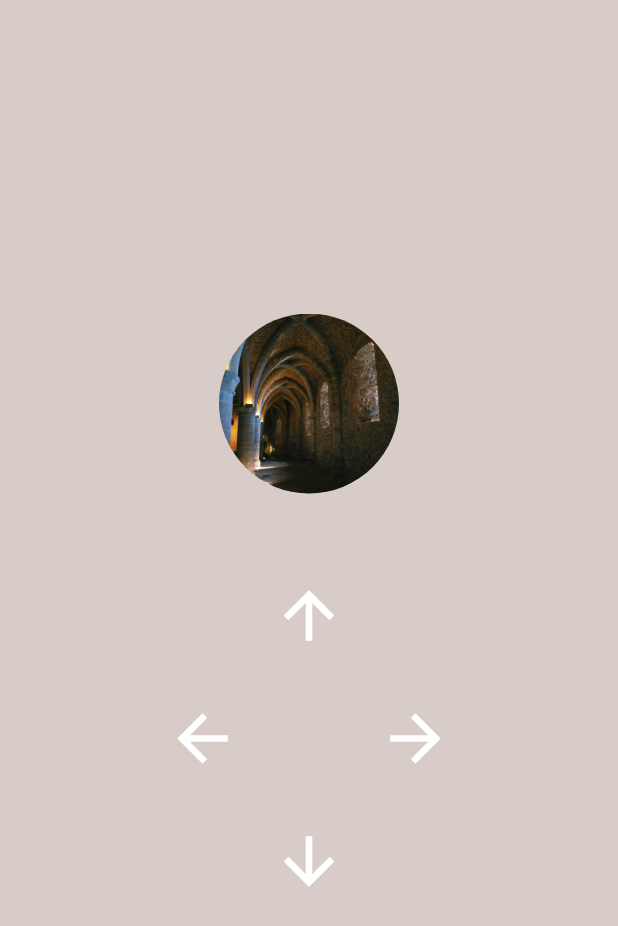
After one commit to iremyasar01/NeonAcademy, a Flutter app: the MazeScreen screen opened directly, after a tap on the "arrow upward" icon, on a phone screen of 412 x 824 dp. The commit adds this screen. Shown: the top 926 px of the screen. Run offline on Flutter 3.47's test engine with Material 3 defaults, Android fonts, the phone set to English and light mode, and no system bars; our stand-ins replace shared_preferences; missing offline and left inert: notification_center; accounts and stored records are empty.

Commit message:
added maze app

```diff
--- /dev/null
+++ b/neonapp/lib/screens/maze_screen.dart
@@ -0,0 +1,133 @@
+import 'package:flutter/material.dart';
+import 'package:neonapp/screens/succes_screen.dart';
+import 'package:neonapp/widgets/transition.dart';
+import '../widgets/direction_button.dart';
+
+class MazeScreen extends StatefulWidget {
+  final int step;
+
+  const MazeScreen({super.key, required this.step});
+
+  @override
+  State<MazeScreen> createState() => _MazeScreenState();
+}
+
+class _MazeScreenState extends State<MazeScreen> {
+  final List<String> correctPath = [
+    'up',
+    'right',
+    'right',
+    'down',
+    'left',
+    'up',
+    'left'
+  ];
+  bool _isTrapped = false;
+
+  void _navigate(String direction) {
+    if (_isTrapped) return;
+
+    if (direction == correctPath[widget.step]) {
+      if (widget.step == correctPath.length - 1) {
+        Navigator.pushReplacement(
+          context,
+          createFadeRoute(const SuccessScreen()),
+        );
+      } else {
+        Navigator.push(
+          context,
+          _getDirectionRoute(direction, MazeScreen(step: widget.step + 1)),
+        );
+      }
+    } else {
+      setState(() => _isTrapped = true);
+      Future.delayed(const Duration(seconds: 2), () {
+        if (!mounted) return;
+        Navigator.pushAndRemoveUntil(
+          context,
+          createFadeRoute(const MazeScreen(step: 0)),
+          (Route<dynamic> route) => false,
+        );
+      });
+    }
+  }
+
+  PageRouteBuilder<dynamic> _getDirectionRoute(String direction, Widget page) {
+    switch (direction) {
+      case 'up':
+        return slideRoute(page, const Offset(0, 1));
+      case 'right':
+        return zoomSlideRoute(page, const Offset(-1, 0));
+      case 'left':
+        return pushRoute(page);
+      case 'down':
+        return coverRoute(page, const Offset(0, -1));
+      default:
+        return createFadeRoute(page);
+    }
+  }
+
+  @override
+  Widget build(BuildContext context) {
+    return Scaffold(
+      backgroundColor: Colors.brown[100],
+      body: Stack(
+        children: [
+          Center(
+            child: Column(
+              mainAxisAlignment: MainAxisAlignment.center,
+              children: [
+                const CircleAvatar(
+                  radius: 60,
+                  backgroundImage: AssetImage('assets/images/maze.jpeg'),
+                  backgroundColor: Colors.transparent,
+                ),
+                const SizedBox(height: 40),
+                Column(
+                  mainAxisSize: MainAxisSize.min,
+                  children: [
+                    DirectionButton(
+                        direction: 'up',
+                        icon: Icons.arrow_upward,
+                        onPressed: () => _navigate('up')),
+                    Row(
+                      mainAxisAlignment: MainAxisAlignment.center,
+                      children: [
+                        DirectionButton(
+                            direction: 'left',
+                            icon: Icons.arrow_back,
+                            onPressed: () => _navigate('left')),
+                        const SizedBox(width: 60),
+                        DirectionButton(
+                            direction: 'right',
+                            icon: Icons.arrow_forward,
+                            onPressed: () => _navigate('right')),
+                      ],
+                    ),
+                    DirectionButton(
+                        direction: 'down',
+                        icon: Icons.arrow_downward,
+                        onPressed: () => _navigate('down')),
+                  ],
+                ),
+              ],
+            ),
+          ),
+          if (_isTrapped)
+            Container(
+              color: Colors.black.withOpacity(0.8),
+              child: Center(
+                child: Text(
+                  "You're trapped, try again!",
+                  style: Theme.of(context).textTheme.headlineMedium?.copyWith(
+                        color: Colors.red,
+                        fontWeight: FontWeight.bold,
+                      ),
+                ),
+              ),
+            ),
+        ],
+      ),
+    );
+  }
+}
--- /dev/null
+++ b/neonapp/lib/widgets/direction_button.dart
@@ -0,0 +1,26 @@
+import 'package:flutter/material.dart';
+
+class DirectionButton extends StatelessWidget {
+  final String direction;
+  final VoidCallback onPressed;
+  final IconData icon;
+
+  const DirectionButton({
+    super.key,
+    required this.direction,
+    required this.onPressed,
+    required this.icon,
+  });
+
+  @override
+  Widget build(BuildContext context) {
+    return Padding(
+      padding: const EdgeInsets.all(8.0),
+      child: IconButton(
+        icon: Icon(icon, size: 50),
+        color: Colors.white,
+        onPressed: onPressed,
+      ),
+    );
+  }
+}
--- /dev/null
+++ b/neonapp/lib/widgets/transition.dart
@@ -0,0 +1,42 @@
+import 'package:flutter/material.dart';
+
+PageRouteBuilder<dynamic> createFadeRoute(Widget page) {
+  return PageRouteBuilder(
+    pageBuilder: (context, animation, secondaryAnimation) => page,
+    transitionsBuilder: (context, animation, secondaryAnimation, child) {
+      return FadeTransition(opacity: animation, child: child);
+    },
+  );
+}
+
+PageRouteBuilder<dynamic> slideRoute(Widget page, Offset begin) {
+  return PageRouteBuilder(
+    pageBuilder: (context, animation, secondaryAnimation) => page,
+    transitionsBuilder: (context, animation, secondaryAnimation, child) {
+      final tween = Tween(begin: begin, end: Offset.zero).chain(CurveTween(curve: Curves.easeOut));
+      return SlideTransition(position: animation.drive(tween), child: child);
+    },
+  );
+}
+
+PageRouteBuilder<dynamic> zoomSlideRoute(Widget page, Offset begin) {
+  return PageRouteBuilder(
+    pageBuilder: (context, animation, secondaryAnimation) => page,
+    transitionsBuilder: (context, animation, secondaryAnimation, child) {
+      final slideTween = Tween(begin: begin, end: Offset.zero).chain(CurveTween(curve: Curves.easeOut));
+      final zoomTween = Tween(begin: 0.5, end: 1.0).chain(CurveTween(curve: Curves.easeOut));
+      return SlideTransition(
+        position: animation.drive(slideTween),
+        child: ScaleTransition(scale: animation.drive(zoomTween), child: child),
+      );
+    },
+  );
+}
+
+PageRouteBuilder<dynamic> pushRoute(Widget page) {
+  return slideRoute(page, const Offset(1.0, 0.0));
+}
+
+PageRouteBuilder<dynamic> coverRoute(Widget page, Offset begin) {
+  return slideRoute(page, begin);
+}
--- a/neonapp/pubspec.yaml
+++ b/neonapp/pubspec.yaml
@@ -79,6 +79,7 @@ flutter:
      - assets/images/tolgshow.jpeg
      - assets/images/improv.jpeg
      - assets/images/comedyfest.jpeg
+     - assets/images/maze.jpeg
 
   # An image asset can refer to one or more resolution-specific "variants", see
   # https://flutter.dev/to/resolution-aware-images
```
Also changed, not shown: neonapp/lib/screens/home_screen.dart (+23 -7 lines), neonapp/lib/screens/succes_screen.dart (added, +55 -0 lines), neonapp/lib/screens/welcome_screen.dart (added, +47 -0 lines), neonapp/lib/widgets/maze_background.dart (added, +34 -0 lines), neonapp/assets/images/maze.jpeg (added), 1 other file.
